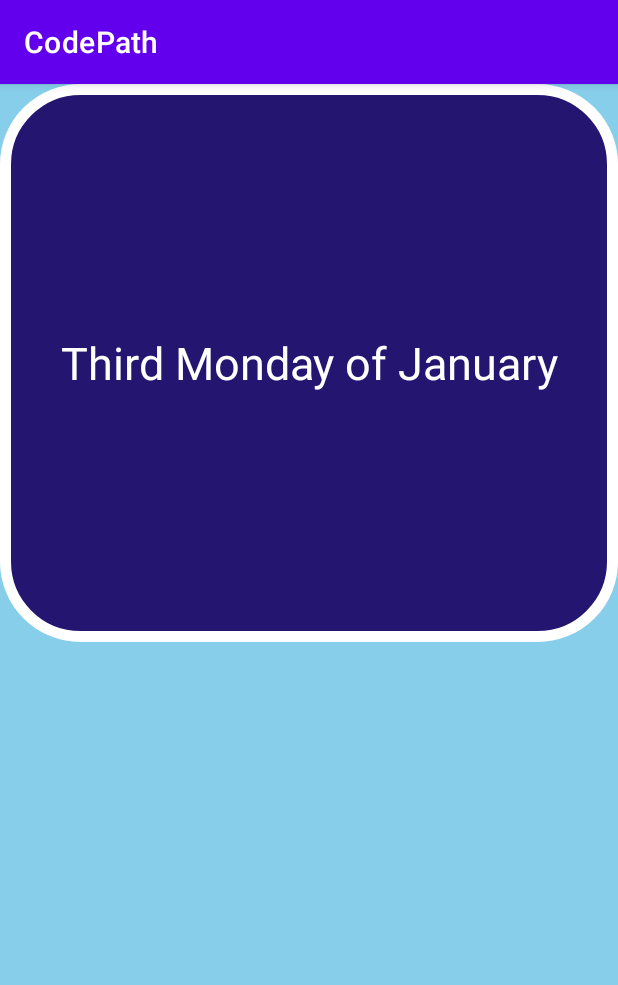
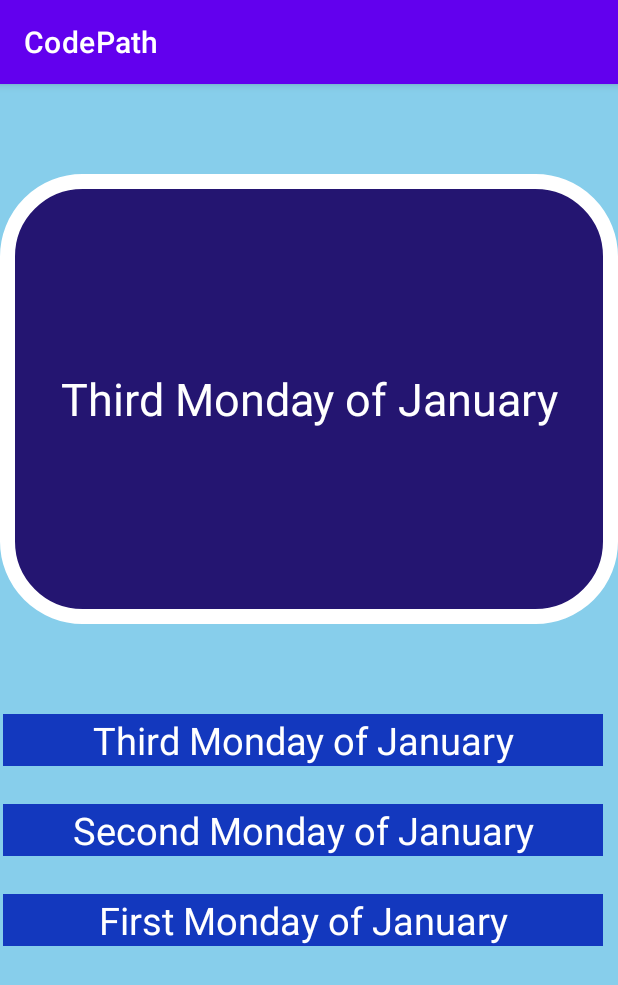
Before and after one commit to rubyshrestha1/Flashcard-App, an Android app: the screen it shows after launch (MainActivity), after a tap on "When in MLK day?", on a phone screen of 412 x 824 dp. Shown: the top 985 px of the screen. Run offline under Robolectric (Android 15) with nearby library versions, the phone set to English and light mode, and no system bars.

Commit message:
Added three options and change the background color as per the option's nature: red if wrong and green if true

```diff
--- a/app/src/main/java/com/example/codepath/MainActivity.java
+++ b/app/src/main/java/com/example/codepath/MainActivity.java
@@ -13,8 +13,13 @@ public class MainActivity extends AppCompatActivity {
     protected void onCreate(Bundle savedInstanceState) {
         super.onCreate(savedInstanceState);
         setContentView(R.layout.activity_main);
-        TextView questionTextView= findViewById(R.id.Question1);
-        TextView answerTextView= findViewById(R.id.Answer1);
+        TextView questionTextView = findViewById(R.id.Question1);
+        TextView answerTextView = findViewById(R.id.Answer1);
+        TextView option1TextView = findViewById(R.id.Option1);
+        TextView option2TextView = findViewById(R.id.Option2);
+        TextView option3TextView = findViewById(R.id.Option3);
+
+
         questionTextView.setOnClickListener(new View.OnClickListener() {
             @Override
             public void onClick(View view) {
@@ -32,7 +37,54 @@ public class MainActivity extends AppCompatActivity {
             }
         });
 
+        findViewById(R.id.parent).setOnClickListener(new View.OnClickListener() {
+            @Override
+            public void onClick(View view) {
+                findViewById(R.id.Option1).setBackgroundColor(getResources().getColor(R.color.optionBackground));
+                findViewById(R.id.Option2).setBackgroundColor(getResources().getColor(R.color.optionBackground));
+                findViewById(R.id.Option3).setBackgroundColor(getResources().getColor(R.color.optionBackground));
+            }
+        });
 
+        String answer= "Third Monday of January";
+        option1TextView.setOnClickListener(new View.OnClickListener() {
+            @Override
+            public void onClick(View view) {
+                if (option1TextView.getText().equals(answer)){
+                    option1TextView.setBackgroundColor(getResources().getColor(R.color.green));
+                }
+                else{
+                    option1TextView.setBackgroundColor(getResources().getColor(R.color.red));
+                }
+
+            }
+        });
+
+        option2TextView.setOnClickListener(new View.OnClickListener() {
+            @Override
+            public void onClick(View view) {
+                if (option2TextView.getText().equals(answer)){
+                    option2TextView.setBackgroundColor(getResources().getColor(R.color.green));
+                }
+                else{
+                    option2TextView.setBackgroundColor(getResources().getColor(R.color.red));
+                }
+
+            }
+        });
+
+        option3TextView.setOnClickListener(new View.OnClickListener() {
+            @Override
+            public void onClick(View view) {
+                if (option3TextView.getText().equals(answer)){
+                    option3TextView.setBackgroundColor(getResources().getColor(R.color.green));
+                }
+                else{
+                    option3TextView.setBackgroundColor(getResources().getColor(R.color.red));
+                }
+
+            }
+        });
     }
 
 
--- a/app/src/main/res/drawable-v24/rectangle_answer.xml
+++ b/app/src/main/res/drawable-v24/rectangle_answer.xml
@@ -2,7 +2,7 @@
 <shape xmlns:android="http://schemas.android.com/apk/res/android"
     android:shape="rectangle" >
     <corners android:radius="50dp" />
-    <stroke android:width="7dp" android:color="#ffffff" />
+    <stroke android:width="10dp" android:color="#ffffff" />
     <solid android:color="#241571"/>
     <padding android:left="20dp" android:top="20dp"
         android:right="20dp" android:bottom="20dp" />
--- a/app/src/main/res/layout/activity_main.xml
+++ b/app/src/main/res/layout/activity_main.xml
@@ -5,6 +5,7 @@
     android:layout_width="match_parent"
     android:layout_height="match_parent"
     android:background="#87ceeb"
+    android:id="@+id/parent"
     tools:context=".MainActivity">
 
 
@@ -12,9 +13,10 @@
     <TextView
         android:id="@+id/Question1"
         android:layout_width="417dp"
-        android:layout_height="372dp"
+        android:layout_height="300dp"
         android:layout_alignParentStart="true"
         android:layout_alignParentTop="true"
+        android:layout_marginTop="60dp"
         android:background="@drawable/rectangle"
         android:gravity="center"
         android:text="When in MLK day?"
@@ -25,10 +27,11 @@
     <TextView
         android:id="@+id/Answer1"
         android:layout_width="match_parent"
-        android:layout_height="372dp"
+        android:layout_height="300dp"
         android:layout_alignParentStart="true"
         android:layout_alignParentTop="true"
         android:layout_alignParentEnd="true"
+        android:layout_marginTop="60dp"
         android:layout_marginEnd="0dp"
         android:background="@drawable/rectangle_answer"
         android:gravity="center"
@@ -38,4 +41,50 @@
         android:textSize="30sp"
         android:visibility="invisible" />
 
+    <TextView
+        android:id="@+id/Option1"
+        android:layout_width="match_parent"
+        android:layout_height="wrap_content"
+        android:layout_below="@+id/Question1"
+        android:layout_alignParentStart="true"
+        android:layout_marginStart="2dp"
+        android:layout_marginTop="60dp"
+        android:layout_marginEnd="10dp"
+        android:background="#1338be"
+        android:gravity="center"
+        android:text="Third Monday of January"
+        android:textAlignment="center"
+        android:textColor="#ffffff"
+        android:textSize="25sp" />
+    <TextView
+        android:id="@+id/Option2"
+        android:layout_width="match_parent"
+        android:layout_height="wrap_content"
+        android:layout_below="@+id/Option1"
+        android:layout_alignParentStart="true"
+        android:layout_marginStart="2dp"
+        android:layout_marginTop="25dp"
+        android:layout_marginEnd="10dp"
+        android:background="#1338be"
+        android:gravity="center"
+        android:text="Second Monday of January"
+        android:textAlignment="center"
+        android:textColor="#ffffff"
+        android:textSize="25sp" />
+
+    <TextView
+        android:id="@+id/Option3"
+        android:layout_width="match_parent"
+        android:layout_height="wrap_content"
+        android:layout_below="@+id/Option2"
+        android:layout_alignParentStart="true"
+        android:layout_marginStart="2dp"
+        android:layout_marginTop="25dp"
+        android:layout_marginEnd="10dp"
+        android:background="#1338be"
+        android:gravity="center"
+        android:text="First Monday of January"
+        android:textAlignment="center"
+        android:textColor="#ffffff"
+        android:textSize="25sp" />
 </RelativeLayout>
--- a/app/src/main/res/values/colors.xml
+++ b/app/src/main/res/values/colors.xml
@@ -7,4 +7,7 @@
     <color name="teal_700">#FF018786</color>
     <color name="black">#FF000000</color>
     <color name="white">#FFFFFFFF</color>
+    <color name="green">#5dbb63</color>
+    <color name="red">#a91b0d</color>
+    <color name="optionBackground">#1338be</color>
 </resources>
```
